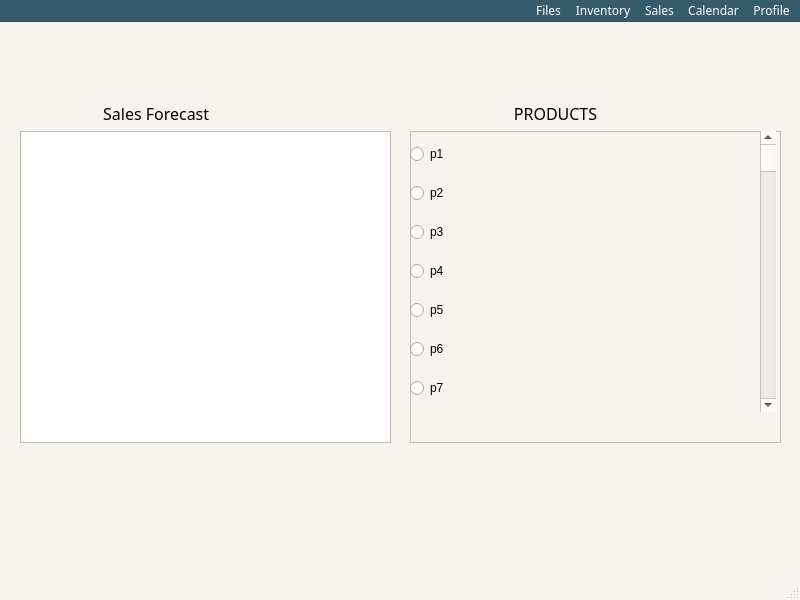
Before: the Qt Designer form salesForecast.ui in ongchangco/Economystique2, drawn with Qt 5.
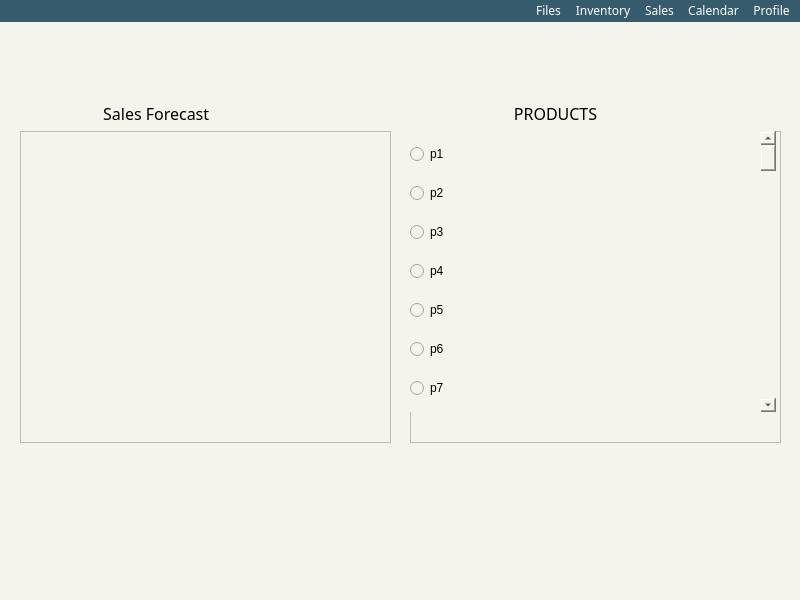
After: the same form once the commit is applied.

Commit message: changed colors for the user interfaces

```diff
--- a/salesForecast.ui
+++ b/salesForecast.ui
@@ -25,9 +25,9 @@
      <colorrole role="Button">
       <brush brushstyle="SolidPattern">
        <color alpha="255">
-        <red>247</red>
+        <red>244</red>
         <green>244</green>
-        <blue>239</blue>
+        <blue>236</blue>
        </color>
       </brush>
      </colorrole>
@@ -97,18 +97,18 @@
      <colorrole role="Base">
       <brush brushstyle="SolidPattern">
        <color alpha="255">
-        <red>255</red>
-        <green>255</green>
-        <blue>255</blue>
+        <red>244</red>
+        <green>244</green>
+        <blue>236</blue>
        </color>
       </brush>
      </colorrole>
      <colorrole role="Window">
       <brush brushstyle="SolidPattern">
        <color alpha="255">
-        <red>247</red>
+        <red>244</red>
         <green>244</green>
-        <blue>239</blue>
+        <blue>236</blue>
        </color>
       </brush>
      </colorrole>
@@ -162,9 +162,9 @@
      <colorrole role="Button">
       <brush brushstyle="SolidPattern">
        <color alpha="255">
-        <red>247</red>
+        <red>244</red>
         <green>244</green>
-        <blue>239</blue>
+        <blue>236</blue>
        </color>
       </brush>
      </colorrole>
@@ -234,18 +234,18 @@
      <colorrole role="Base">
       <brush brushstyle="SolidPattern">
        <color alpha="255">
-        <red>255</red>
-        <green>255</green>
-        <blue>255</blue>
+        <red>244</red>
+        <green>244</green>
+        <blue>236</blue>
        </color>
       </brush>
      </colorrole>
      <colorrole role="Window">
       <brush brushstyle="SolidPattern">
        <color alpha="255">
-        <red>247</red>
+        <red>244</red>
         <green>244</green>
-        <blue>239</blue>
+        <blue>236</blue>
        </color>
       </brush>
      </colorrole>
@@ -290,18 +290,18 @@
      <colorrole role="WindowText">
       <brush brushstyle="SolidPattern">
        <color alpha="255">
-        <red>123</red>
-        <green>122</green>
-        <blue>119</blue>
+        <red>0</red>
+        <green>0</green>
+        <blue>0</blue>
        </color>
       </brush>
      </colorrole>
      <colorrole role="Button">
       <brush brushstyle="SolidPattern">
        <color alpha="255">
-        <red>247</red>
+        <red>244</red>
         <green>244</green>
-        <blue>239</blue>
+        <blue>236</blue>
        </color>
       </brush>
      </colorrole>
@@ -344,9 +344,9 @@
      <colorrole role="Text">
       <brush brushstyle="SolidPattern">
        <color alpha="255">
-        <red>123</red>
-        <green>122</green>
-        <blue>119</blue>
+        <red>0</red>
+        <green>0</green>
+        <blue>0</blue>
        </color>
       </brush>
      </colorrole>
@@ -362,27 +362,27 @@
      <colorrole role="ButtonText">
       <brush brushstyle="SolidPattern">
        <color alpha="255">
-        <red>123</red>
-        <green>122</green>
-        <blue>119</blue>
+        <red>0</red>
+        <green>0</green>
+        <blue>0</blue>
        </color>
       </brush>
      </colorrole>
      <colorrole role="Base">
       <brush brushstyle="SolidPattern">
        <color alpha="255">
-        <red>247</red>
+        <red>244</red>
         <green>244</green>
-        <blue>239</blue>
+        <blue>236</blue>
        </color>
       </brush>
      </colorrole>
      <colorrole role="Window">
       <brush brushstyle="SolidPattern">
        <color alpha="255">
-        <red>247</red>
+        <red>244</red>
         <green>244</green>
-        <blue>239</blue>
+        <blue>236</blue>
        </color>
       </brush>
      </colorrole>
@@ -428,6 +428,11 @@
   <property name="windowTitle">
    <string>Sales Forecast</string>
   </property>
+  <property name="styleSheet">
+   <string notr="true">background: #f4f4ec;
+color: black;
+</string>
+  </property>
   <widget class="QWidget" name="centralwidget">
    <widget class="QWidget" name="verticalLayoutWidget_2">
     <property name="geometry">
@@ -663,9 +668,9 @@
       <colorrole role="Base">
        <brush brushstyle="SolidPattern">
         <color alpha="255">
-         <red>0</red>
-         <green>0</green>
-         <blue>0</blue>
+         <red>54</red>
+         <green>91</green>
+         <blue>109</blue>
         </color>
        </brush>
       </colorrole>
@@ -800,9 +805,9 @@
       <colorrole role="Base">
        <brush brushstyle="SolidPattern">
         <color alpha="255">
-         <red>0</red>
-         <green>0</green>
-         <blue>0</blue>
+         <red>54</red>
+         <green>91</green>
+         <blue>109</blue>
         </color>
        </brush>
       </colorrole>
@@ -856,9 +861,9 @@
       <colorrole role="WindowText">
        <brush brushstyle="SolidPattern">
         <color alpha="255">
-         <red>27</red>
-         <green>45</green>
-         <blue>54</blue>
+         <red>255</red>
+         <green>255</green>
+         <blue>255</blue>
         </color>
        </brush>
       </colorrole>
@@ -910,9 +915,9 @@
       <colorrole role="Text">
        <brush brushstyle="SolidPattern">
         <color alpha="255">
-         <red>27</red>
-         <green>45</green>
-         <blue>54</blue>
+         <red>255</red>
+         <green>255</green>
+         <blue>255</blue>
         </color>
        </brush>
       </colorrole>
@@ -928,9 +933,9 @@
       <colorrole role="ButtonText">
        <brush brushstyle="SolidPattern">
         <color alpha="255">
-         <red>27</red>
-         <green>45</green>
-         <blue>54</blue>
+         <red>255</red>
+         <green>255</green>
+         <blue>255</blue>
         </color>
        </brush>
       </colorrole>
@@ -999,6 +1004,10 @@
    <property name="layoutDirection">
     <enum>Qt::RightToLeft</enum>
    </property>
+   <property name="styleSheet">
+    <string notr="true">background: #365b6d;
+color:white;</string>
+   </property>
    <widget class="QMenu" name="menuProfile">
     <property name="title">
      <string>Profile</string>
```
The commit also changes 7 other files.
